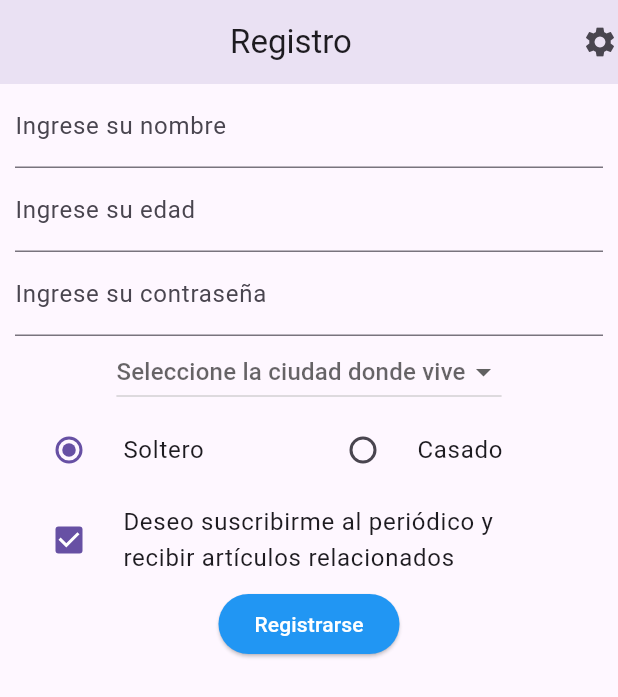
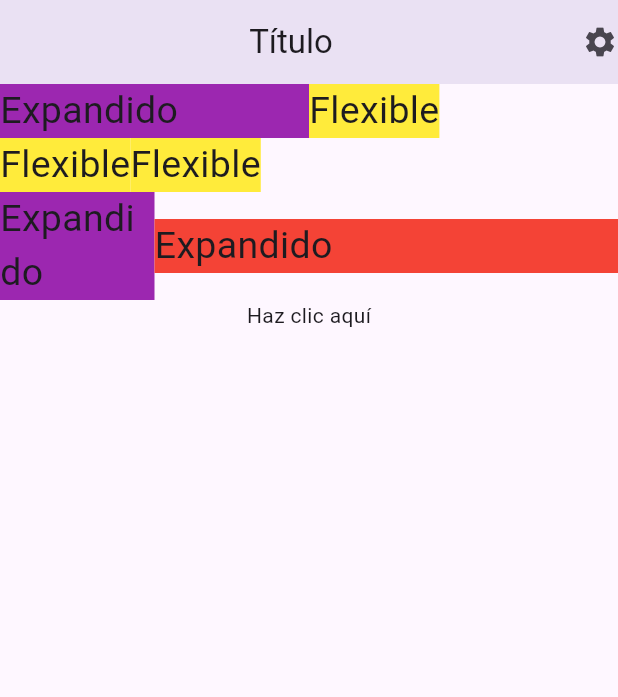
Before and after one commit to Maeliodas/CURSO_FLUTTER, a Flutter app: the screen it shows after launch, on a phone screen of 412 x 824 dp. Shown: the top 697 px of the screen. Run offline on Flutter 3.47's test engine with Material 3 defaults, Android fonts, the phone set to English and light mode, and no system bars.

Commit message:
Añadida la clase SecondPageClass y se mejoró la estructura de rutas en main.dart para facilitar la navegación entre pantallas, ademas de crear una segunda pantall (Video funciones push)

```diff
--- a/first_flutter_project/lib/main.dart
+++ b/first_flutter_project/lib/main.dart
@@ -1,17 +1,22 @@
 import 'package:flutter/material.dart';
 import 'package:first_flutter_project/screens/first_screen.dart';
+import 'package:first_flutter_project/screens/second_screen.dart';
+
 void main() => runApp(MyClass() );
 
 class MyClass extends StatelessWidget {
   @override
   Widget build(BuildContext context) {
+
     return MaterialApp(
       debugShowCheckedModeBanner: false,
-      title: "Mi flutter app",
-      home: Scaffold(
-        body: SecondClass()
-      )
+      title: 'My flutter app',
+      routes: <String, WidgetBuilder>{
+        '/screen1': (BuildContext context) => SecondClass(),
+        '/screen2': (BuildContext context) => SecondPageClass(),
+
+      },
+      home: SecondClass(),
     );
   }
-
 }
--- a/first_flutter_project/lib/screens/first_screen.dart
+++ b/first_flutter_project/lib/screens/first_screen.dart
@@ -1,194 +1,122 @@
 import 'package:flutter/material.dart';
 
-class SecondClass extends StatefulWidget {
-  @override
-  _SecondClassState createState() => _SecondClassState();
-}
-
-class _SecondClassState extends State<SecondClass> {
-  final _formKey = GlobalKey<FormState>();
-
-  String name = '';
-  int age = 0;
-  String password = '';
-  String maritalStatus = 'soltero';
-  bool termsChecked = true;
-
-  List<String> locations = ['A', 'B', 'C', 'D'];
-  String? selectedLocation;
-
+class SecondClass extends StatelessWidget {
   @override
   Widget build(BuildContext context) {
     return Scaffold(
       appBar: AppBar(
         elevation: 10.0,
-        title: const Center(child: Text('Registro')),
-        actions: const <Widget>[
+        title: Center(
+          child: Text('Título'),
+        ),
+        actions: <Widget>[
           Icon(Icons.settings),
         ],
       ),
       body: Material(
-        child: SingleChildScrollView(
-          child: Container(
-            margin: const EdgeInsets.symmetric(horizontal: 10.0),
-            child: Form(
-              key: _formKey,
-              child: Column(
-                children: <Widget>[
-                  TextFormField(
-                    decoration: const InputDecoration(
-                      labelText: 'Ingrese su nombre',
-                      hintText: 'Nombre',
-                    ),
-                    validator: (value) {
-                      if (value == null || value.isEmpty) {
-                        return 'Por favor ingrese su nombre';
-                      }
-                      return null;
-                    },
-                    onSaved: (value) {
-                      setState(() {
-                        name = value!;
-                      });
-                    },
-                  ),
-
-                  TextFormField(
-                    decoration: const InputDecoration(
-                      hintText: 'Edad',
-                      labelText: 'Ingrese su edad',
-                    ),
-                    keyboardType: TextInputType.number,
-                    validator: (value) {
-                      if (value == null || value.isEmpty) {
-                        return 'Por favor ingrese su edad';
-                      }
-                      if (int.tryParse(value) == null) {
-                        return 'Por favor ingrese un número válido';
-                      }
-                      return null;
-                    },
-                    onSaved: (value) {
-                      setState(() {
-                        age = int.parse(value!);
-                      });
-                    },
-                  ),
-
-                  TextFormField(
-                    obscureText: true,
-                    decoration: const InputDecoration(
-                      hintText: 'Contraseña',
-                      labelText: 'Ingrese su contraseña',
-                    ),
-                    validator: (value) {
-                      if (value == null || value.isEmpty) {
-                        return 'Por favor ingrese una contraseña';
-                      }
-                      if (value.length < 8) {
-                        return 'La contraseña debe tener más de 8 caracteres';
-                      }
-                      return null;
-                    },
-                    onSaved: (value) {
-                      setState(() {
-                        password = value!;
-                      });
-                    },
-                  ),
-
-                  /// Dropdown
-                  DropdownButton<String>(
-                    hint: const Text('Seleccione la ciudad donde vive'),
-                    value: selectedLocation,
-                    items: locations.map((location) {
-                      return DropdownMenuItem(
-                        value: location,
-                        child: Text(location),
-                      );
-                    }).toList(),
-                    onChanged: (newvalue) {
-                      setState(() {
-                        selectedLocation = newvalue;
-                      });
-                    },
-                  ),
-
-                  /// Radios
-                  Row(
-                    mainAxisSize: MainAxisSize.min,
-                    children: <Widget>[
-                      Expanded(
-                        child: RadioListTile<String>(
-                          title: const Text('Soltero'),
-                          value: 'soltero',
-                          groupValue: maritalStatus,
-                          onChanged: (value) {
-                            setState(() {
-                              maritalStatus = value!;
-                            });
-                          },
-                        ),
+        child: WillPopScope(
+          onWillPop: () async {
+            return await showDialog<bool>(
+                  context: context,
+                  builder: (_) => AlertDialog(
+                    title: Text('¿Está seguro?'),
+                    content: Text('La aplicación se cerrará.'),
+                    actions: [
+                      TextButton(
+                        onPressed: () => Navigator.of(context).pop(false),
+                        child: Text('No'),
                       ),
-                      Expanded(
-                        child: RadioListTile<String>(
-                          title: const Text('Casado'),
-                          value: 'casado',
-                          groupValue: maritalStatus,
-                          onChanged: (value) {
-                            setState(() {
-                              maritalStatus = value!;
-                            });
-                          },
-                        ),
+                      TextButton(
+                        onPressed: () => Navigator.of(context).pop(true),
+                        child: Text('Sí'),
                       ),
                     ],
                   ),
-
-                  /// Checkbox
-                  CheckboxListTile(
-                    controlAffinity: ListTileControlAffinity.leading,
-                    value: termsChecked,
-                    title: const Text(
-                      'Deseo suscribirme al periódico y recibir artículos relacionados',
+                ) ??
+                false;
+          },
+          child: Column(
+            mainAxisAlignment: MainAxisAlignment.center,
+            mainAxisSize: MainAxisSize.min,
+            children: <Widget>[
+              Row(
+                children: <Widget>[
+                  Expanded(
+                    child: Container(
+                      color: Colors.purple,
+                      child: Text(
+                        'Expandido',
+                        style: TextStyle(fontSize: 25.0),
+                      ),
                     ),
-                    onChanged: (value) {
-                      setState(() {
-                        termsChecked = value!;
-                      });
-                    },
                   ),
-
-                  /// Botón
-                  ElevatedButton(
-                    style: ElevatedButton.styleFrom(
-                      backgroundColor: Colors.blue,
-                      foregroundColor: Colors.white,
+                  Flexible(
+                    child: Container(
+                      color: Colors.yellow,
+                      child: Text(
+                        'Flexible',
+                        style: TextStyle(fontSize: 25.0),
+                      ),
                     ),
-                    onPressed: () {
-                      onPressedSubmit(context);
-                    },
-                    child: const Text('Registrarse'),
                   ),
                 ],
               ),
-            ),
+              Row(
+                children: <Widget>[
+                  Flexible(
+                    child: Container(
+                      color: Colors.yellow,
+                      child: Text(
+                        'Flexible',
+                        style: TextStyle(fontSize: 25.0),
+                      ),
+                    ),
+                  ),
+                  Flexible(
+                    child: Container(
+                      color: Colors.yellow,
+                      child: Text(
+                        'Flexible',
+                        style: TextStyle(fontSize: 25.0),
+                      ),
+                    ),
+                  ),
+                ],
+              ),
+              Row(
+                children: <Widget>[
+                  Expanded(
+                    flex: 1,
+                    child: Container(
+                      color: Colors.purple,
+                      child: Text(
+                        'Expandido',
+                        style: TextStyle(fontSize: 25.0),
+                      ),
+                    ),
+                  ),
+                  Expanded(
+                    flex: 3,
+                    child: Container(
+                      color: Colors.red,
+                      child: Text(
+                        'Expandido',
+                        style: TextStyle(fontSize: 25.0),
+                      ),
+                    ),
+                  ),
+                ],
+              ),
+              GestureDetector(
+                child: Text('Haz clic aquí'),
+                onTap: () {
+                  Navigator.of(context).pushNamed('/screen2');
+                },
+              ),
+            ],
           ),
         ),
       ),
     );
   }
-
-  void onPressedSubmit(BuildContext context) {
-    if (_formKey.currentState!.validate()) {
-      _formKey.currentState!.save();
-
-      print('Nombre: $name');
-      print('Edad: $age');
-      print('Contraseña: $password');
-      print('Ciudad: $selectedLocation');
-      print('Estado civil: $maritalStatus');
-      print('Aceptó términos: $termsChecked');
-    }
-  }
 }
```
Also changed, not shown: first_flutter_project/lib/screens/second_screen.dart (added, +32 -0 lines).
